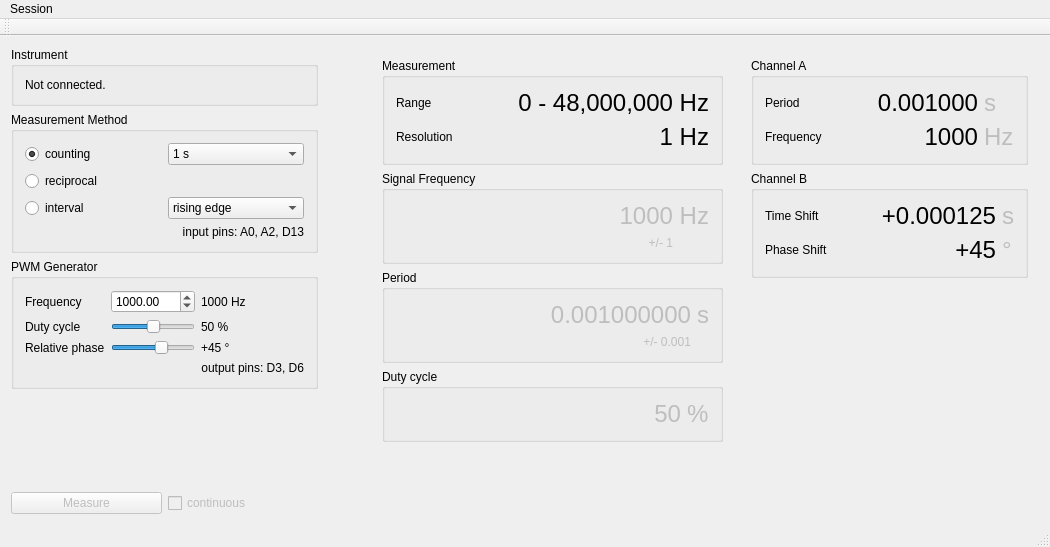
mcejp/virtual-counter, file gui/mainwindow.ui: the form before one commit.
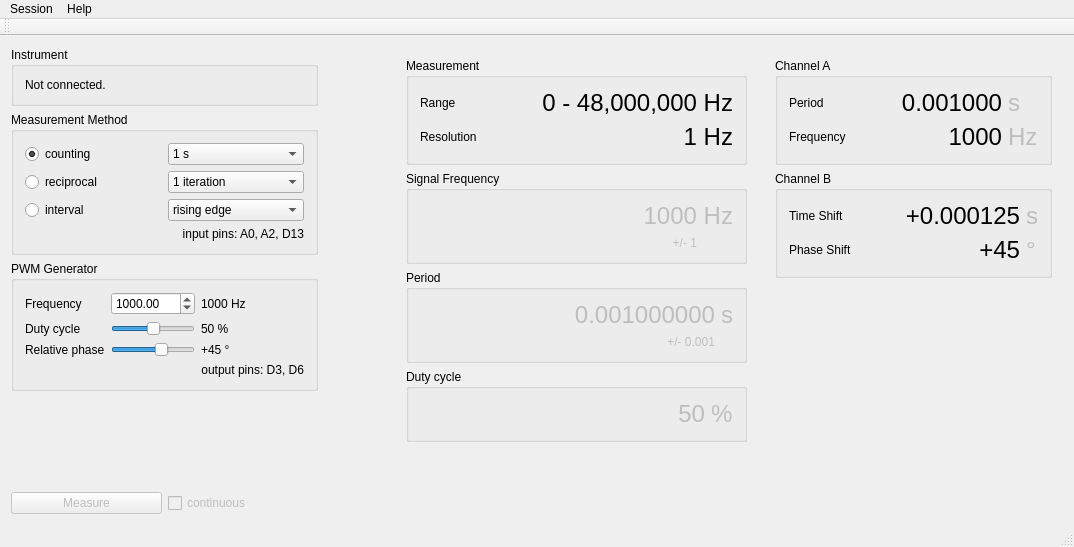
The form after the commit.

Commit message: Multi-iteration reciprocal measurement

```diff
--- a/gui/mainwindow.ui
+++ b/gui/mainwindow.ui
@@ -6,7 +6,7 @@
    <rect>
     <x>0</x>
     <y>0</y>
-    <width>1050</width>
+    <width>1074</width>
     <height>547</height>
    </rect>
   </property>
@@ -115,6 +115,25 @@
            </item>
           </widget>
          </item>
+         <item row="1" column="1">
+          <widget class="QComboBox" name="reciprocalIterationsSelect">
+           <item>
+            <property name="text">
+             <string>1 iteration</string>
+            </property>
+           </item>
+           <item>
+            <property name="text">
+             <string>10 iterations</string>
+            </property>
+           </item>
+           <item>
+            <property name="text">
+             <string>100 iterations</string>
+            </property>
+           </item>
+          </widget>
+         </item>
         </layout>
        </widget>
       </item>
@@ -707,7 +726,7 @@
     <rect>
      <x>0</x>
      <y>0</y>
-     <width>1050</width>
+     <width>1074</width>
      <height>25</height>
     </rect>
    </property>
@@ -723,7 +742,14 @@
     <addaction name="menuOpenInterface"/>
     <addaction name="actionQuit"/>
    </widget>
+   <widget class="QMenu" name="menuV1001">
+    <property name="title">
+     <string>Help</string>
+    </property>
+    <addaction name="actionAbout_v1002"/>
+   </widget>
    <addaction name="menuFile"/>
+   <addaction name="menuV1001"/>
   </widget>
   <widget class="QToolBar" name="mainToolBar">
    <attribute name="toolBarArea">
```
Left out of the diff: 5 changed lines with no effect on the pictures. The commit also changes 14 other files.
